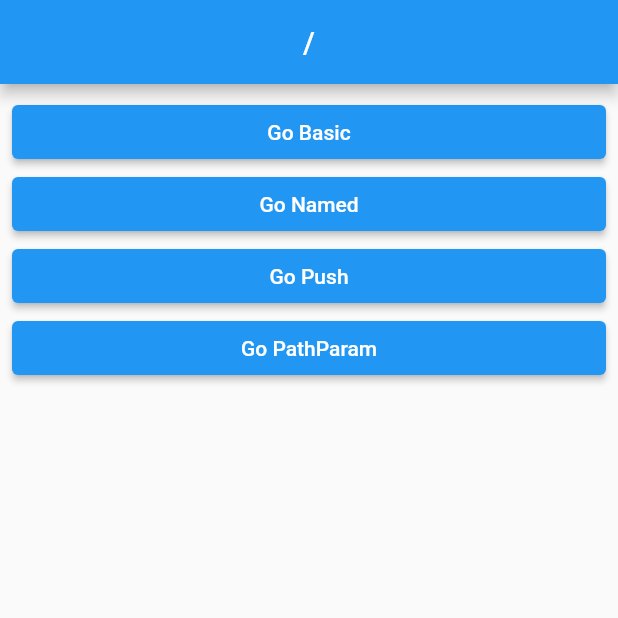
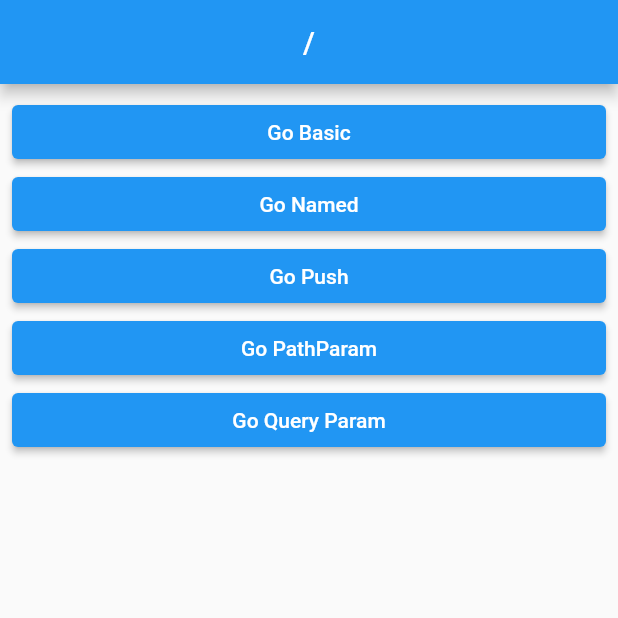
Before and after one commit to g9191hc/GoRouter7, a Flutter app: the screen it shows after launch, on a phone screen of 412 x 824 dp, the top half of it. Run offline on Flutter 3.47's test engine with Material 2 defaults, Android fonts, the phone set to English and light mode, and no system bars; our stand-ins replace go_router.

Commit message:
Qeury Parameters 함수

```diff
--- a/lib/route/router.dart
+++ b/lib/route/router.dart
@@ -5,6 +5,7 @@ import 'package:go_router_v7_actual/screens/3_push_screen.dart';
 import 'package:go_router_v7_actual/screens/4_pop_base_screen.dart';
 import 'package:go_router_v7_actual/screens/5_pop_return_screen.dart';
 import 'package:go_router_v7_actual/screens/6_path_param_screen.dart';
+import 'package:go_router_v7_actual/screens/7_query_param_screen.dart';
 
 import '../screens/1_basic_screen.dart';
 
@@ -41,6 +42,10 @@ final router = GoRouter(
           path: 'path_param/:id',
           builder: (context, state) => PathParamScreen(),
         ),
+        GoRoute(
+          path: 'query_param',
+          builder: (context, state) => QueryParamScreen(),
+        ),
       ],
     ),
   ],
--- a/lib/screens/0_root_screen.dart
+++ b/lib/screens/0_root_screen.dart
@@ -42,6 +42,14 @@ class RootScreen extends StatelessWidget {
               'Go PathParam',
             ),
           ),
+          ElevatedButton(
+            onPressed: () {
+              context.go('/query_param');
+            },
+            child: Text(
+              'Go Query Param',
+            ),
+          ),
         ],
       ),
     );
```
Also changed, not shown: lib/screens/7_query_param_screen.dart (added, +36 -0 lines).
